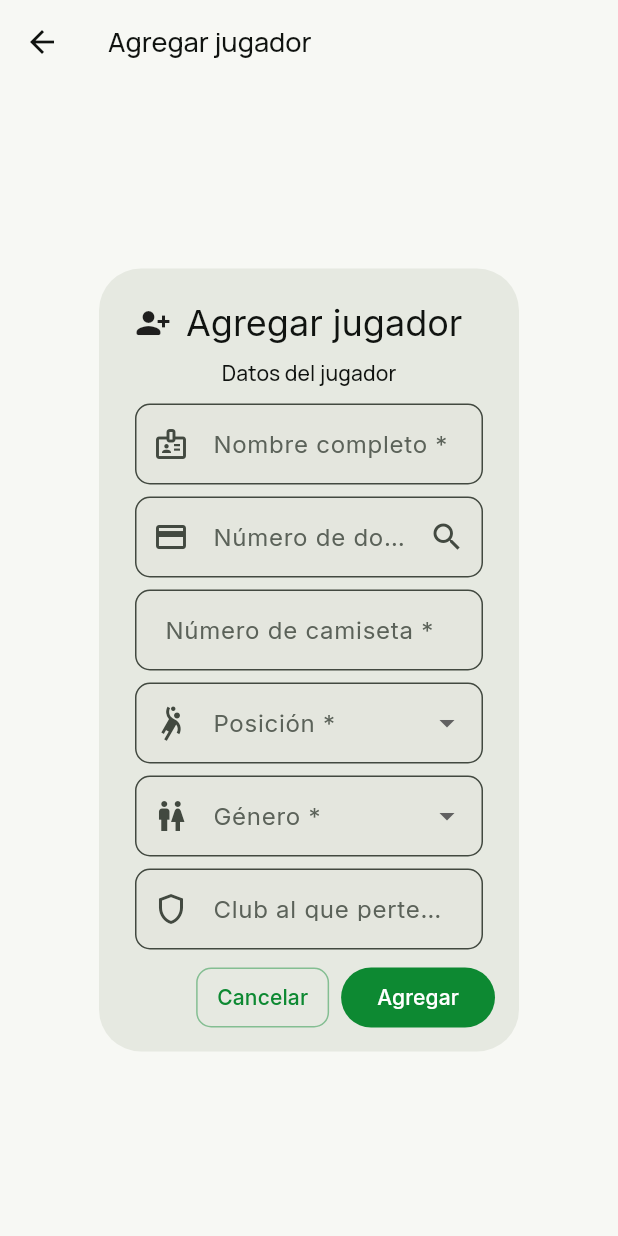
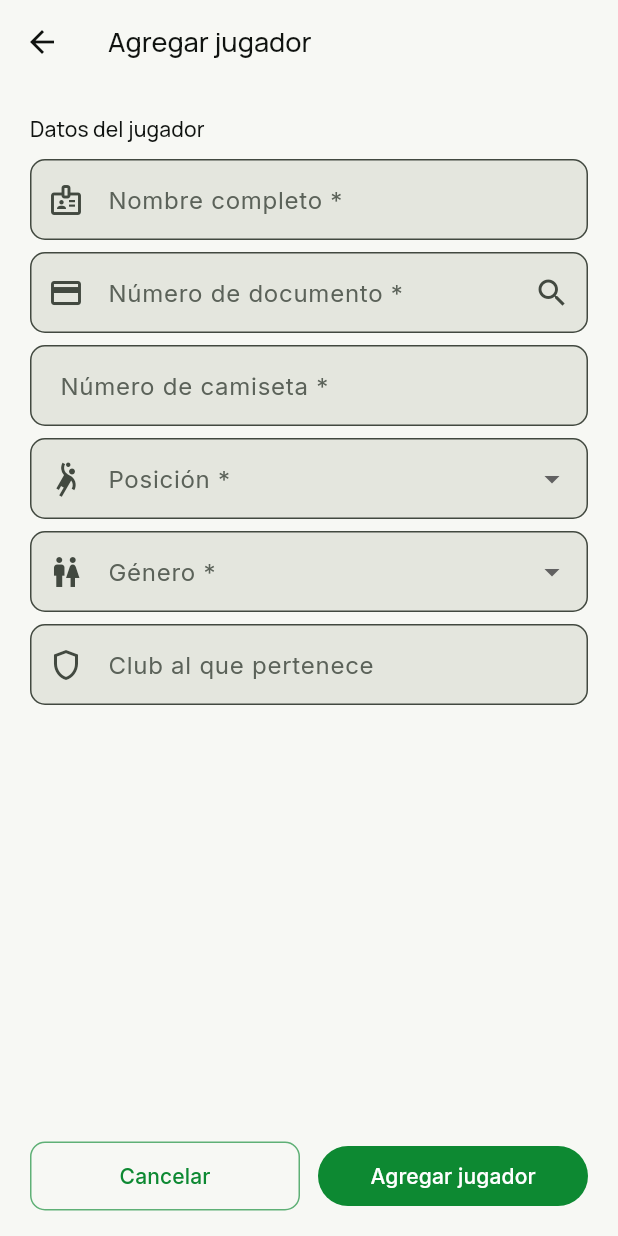
Before and after one commit to tatiana1104/handplay_demo, a Flutter app: the TeamRegistrationScreen screen opened directly with empty values, scrolled down 199 dp, after a tap on "Agregar", on a phone screen of 412 x 824 dp. Run offline on Flutter 3.47's test engine with Material 3 defaults, Android fonts, the phone set to English and light mode, and no system bars; our stand-ins replace cloud_firestore, dartz, equatable, firebase_auth, firebase_core, firebase_messaging and 5 more; accounts and stored records are empty.

Commit message:
feat: make add player form full screen

```diff
--- a/lib/features/tournaments/presentation/screens/team_registration_screen.dart
+++ b/lib/features/tournaments/presentation/screens/team_registration_screen.dart
@@ -124,22 +124,17 @@ class _PlayerDialogState extends State<_PlayerDialog> {
   }
 
   @override
-  Widget build(BuildContext context) => AlertDialog(
-        titlePadding: const EdgeInsets.fromLTRB(24, 20, 24, 8),
-        contentPadding: const EdgeInsets.fromLTRB(24, 0, 24, 8),
-        actionsPadding: const EdgeInsets.fromLTRB(16, 0, 16, 12),
-        title: const Row(
-          children: [
-            Icon(Icons.person_add_alt_1_rounded),
-            SizedBox(width: 10),
-            Text('Agregar jugador'),
-          ],
+  Widget build(BuildContext context) => Scaffold(
+        appBar: AppBar(
+          title: const Text('Agregar jugador'),
+          leading: const BackButton(),
         ),
-        content: Form(
+        body: Form(
           key: _formKey,
           child: SingleChildScrollView(
+            padding: const EdgeInsets.fromLTRB(20, 20, 20, 24),
             child: Column(
-            mainAxisSize: MainAxisSize.min,
+            crossAxisAlignment: CrossAxisAlignment.stretch,
             children: [
               Text('Datos del jugador', style: Theme.of(context).textTheme.titleSmall),
               const SizedBox(height: 10),
@@ -207,10 +202,16 @@ class _PlayerDialogState extends State<_PlayerDialog> {
             ),
           ),
         ),
-        actions: [
-          TextButton(onPressed: () => Navigator.of(context).pop(), child: const Text('Cancelar')),
-          FilledButton(onPressed: _submit, child: const Text('Agregar')),
-        ],
+        bottomNavigationBar: SafeArea(
+          minimum: const EdgeInsets.fromLTRB(20, 10, 20, 16),
+          child: Row(
+            children: [
+              Expanded(child: OutlinedButton(onPressed: () => Navigator.of(context).pop(), child: const Text('Cancelar'))),
+              const SizedBox(width: 12),
+              Expanded(child: FilledButton(onPressed: _submit, child: const Text('Agregar jugador'))),
+            ],
+          ),
+        ),
       );
 }
 
@@ -302,17 +303,12 @@ class _TeamRegistrationScreenState extends State<TeamRegistrationScreen> {
   Future<void> _addPlayer() async {
   final result = await Navigator.of(context).push<Map<String, String>>(
     MaterialPageRoute(
-      builder: (_) => Scaffold(
-        appBar: AppBar(title: const Text('Agregar jugador')),
-        body: SafeArea(
-          child: _PlayerDialog(
-  usedNumbers: _players
+      builder: (_) => _PlayerDialog(
+        usedNumbers: _players
             .map((player) => int.tryParse(player['number'] ?? ''))
             .whereType<int>()
             .toSet(),
-  tournamentBranch: (_category ?? 'libre|mixto').split('|').last,
-          ),
-        ),
+        tournamentBranch: (_category ?? 'libre|mixto').split('|').last,
       ),
     ),
     );
```
